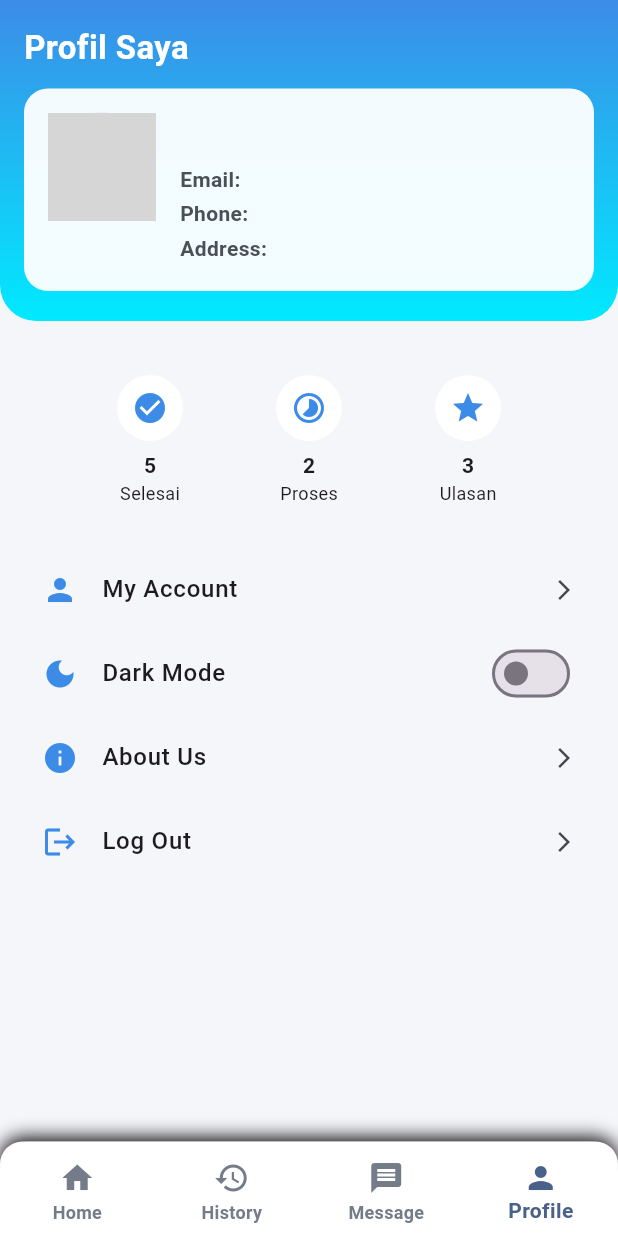
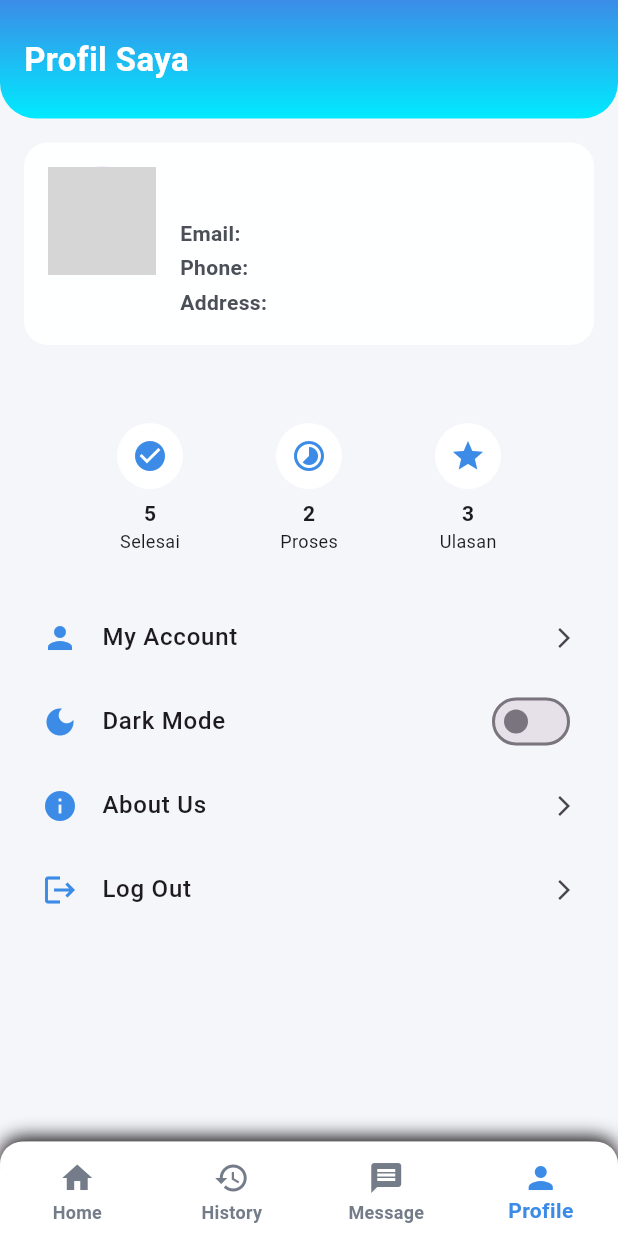
Before and after one commit to imxey/mobprog_3, a Flutter app: the MainScreen screen opened directly, item 4 of the bottom bar chosen, on a phone screen of 412 x 824 dp. Run offline on Flutter 3.47's test engine with Material 3 defaults, Android fonts, the phone set to English and light mode, and no system bars; our stand-ins replace flutter_rating_bar, infinite_carousel; network calls fail; grey boxes are pictures that could not be loaded.

Commit message:
tambah harga, perbaiki profile dan navbar

```diff
--- a/lib/pages/profile.dart
+++ b/lib/pages/profile.dart
@@ -10,27 +10,26 @@ class ProfileScreen extends StatelessWidget {
   Widget build(BuildContext context) {
     return Scaffold(
       backgroundColor: const Color(0xFFF5F6FA),
-      body: Column(
-        children: [
-          // Header dengan card profil
-          Container(
-            width: double.infinity,
+      appBar: PreferredSize(
+        preferredSize: const Size.fromHeight(100),
+        child: Container(
           decoration: const BoxDecoration(
             gradient: LinearGradient(
-                colors: [Color(0xFF3C8CE7), Color(0xFF00EAFF)],
               begin: Alignment.topCenter,
               end: Alignment.bottomCenter,
+              colors: [Color(0xFF3C8CE7), Color(0xFF00EAFF)],
             ),
             borderRadius: BorderRadius.only(
               bottomLeft: Radius.circular(24),
               bottomRight: Radius.circular(24),
             ),
           ),
-            padding: const EdgeInsets.fromLTRB(16, 16, 16, 20), // <= padding atas dikurangi
-            child: Column(
-              crossAxisAlignment: CrossAxisAlignment.start,
-              children: [
-                const Text(
+          padding: const EdgeInsets.symmetric(horizontal: 16, vertical: 24),
+          child: SafeArea(
+            child: Row(
+              mainAxisAlignment: MainAxisAlignment.spaceBetween,
+              children: const [
+                Text(
                   'Profil Saya',
                   style: TextStyle(
                     color: Colors.white,
@@ -38,8 +37,16 @@ class ProfileScreen extends StatelessWidget {
                     fontWeight: FontWeight.bold,
                   ),
                 ),
-                const SizedBox(height: 12),
-                Container(
+              ],
+            ),
+          ),
+        ),
+      ),
+      body: Column(
+        children: [
+          Padding(
+            padding: const EdgeInsets.all(16),
+            child: Container(
               padding: const EdgeInsets.all(16),
               decoration: BoxDecoration(
                 color: Colors.white.withOpacity(0.95),
@@ -75,10 +82,7 @@ class ProfileScreen extends StatelessWidget {
                 ],
               ),
             ),
-              ],
           ),
-          ),
-
           // Konten scrollable
           Expanded(
             child: ListView(
--- a/lib/widget/navbar.dart
+++ b/lib/widget/navbar.dart
@@ -33,7 +33,7 @@ class Navbar extends StatelessWidget {
           currentIndex: currentIndex,
           onTap: onTap,
           type: BottomNavigationBarType.fixed,
-          selectedItemColor: Color(0xFF4A628A),
+          selectedItemColor: Color(0xFF3C8CE7),
           unselectedItemColor: Color(0xFF747B89),
           showUnselectedLabels: true,
           unselectedLabelStyle: const TextStyle(
```
Also changed, not shown: lib/pages/confirmation_order.dart (+40 -6 lines), lib/pages/home.dart (+11 -9 lines), pubspec.yaml (+11 -6 lines), assets/Montserrat-Bold.ttf (added), assets/Montserrat-Regular.ttf (added), assets/Montserrat-SemiBold.ttf (added), pubspec.lock. Lines whose indentation alone changed are shown as unchanged.
